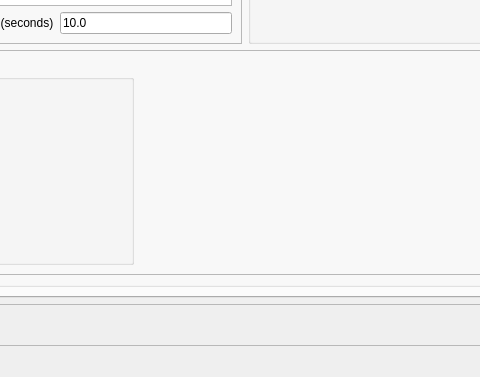
Old version of the form PPM_centroid/PPM_screen.ui in the repository mseaberg/slit_alignment; both pictures show x 530 to 1010 and y 579 to 956 of the 1140 by 956 pixel window.
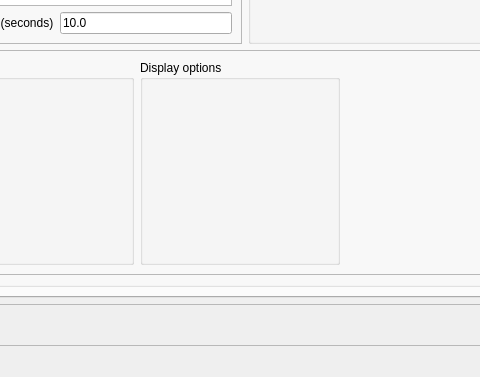
New version of the form. Custom widgets are drawn as their Qt base class.

Commit message: modifying wavefront display interface

Diff of the .ui file:
```diff
--- a/PPM_centroid/PPM_screen.ui
+++ b/PPM_centroid/PPM_screen.ui
@@ -443,6 +443,24 @@
                 </layout>
                </widget>
               </item>
+              <item>
+               <widget class="QGroupBox" name="displayGroupBox">
+                <property name="minimumSize">
+                 <size>
+                  <width>200</width>
+                  <height>0</height>
+                 </size>
+                </property>
+                <property name="title">
+                 <string>Display options</string>
+                </property>
+                <layout class="QGridLayout" name="gridLayout_8">
+                 <item row="0" column="0">
+                  <widget class="WFSDisplay" name="displayWidget" native="true"/>
+                 </item>
+                </layout>
+               </widget>
+              </item>
               <item>
                <spacer name="horizontalSpacer_3">
                 <property name="orientation">
@@ -735,6 +753,12 @@
    <header>PPM_widgets</header>
    <container>1</container>
   </customwidget>
+  <customwidget>
+   <class>WFSDisplay</class>
+   <extends>QWidget</extends>
+   <header>PPM_widgets</header>
+   <container>1</container>
+  </customwidget>
  </customwidgets>
  <tabstops>
   <tabstop>tabWidget</tabstop>
```
Left out of the diff: 2 changed lines with no effect on the pictures. The commit also changes 6 other files.
